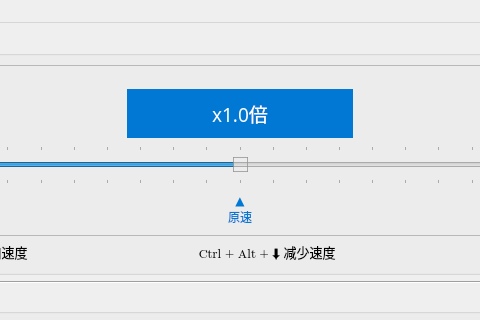
First picture: the form in mainwindow.ui, repository zxlhhyccc/OpenSpeedy, before the edit; both pictures show x 130 to 610 and y 0 to 320 of the 960 by 640 pixel window.
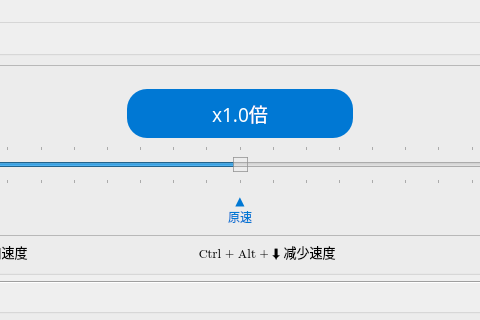
Second picture: the form after the edit.

Diff of the .ui file:
```diff
--- a/mainwindow.ui
+++ b/mainwindow.ui
@@ -459,7 +459,7 @@
         background-color: #0078D4;
 
         color: white;
-        border-radius: 25px;
+        border-radius: 20px;
 		padding: 10;
     }</string>
                 </property>
```
